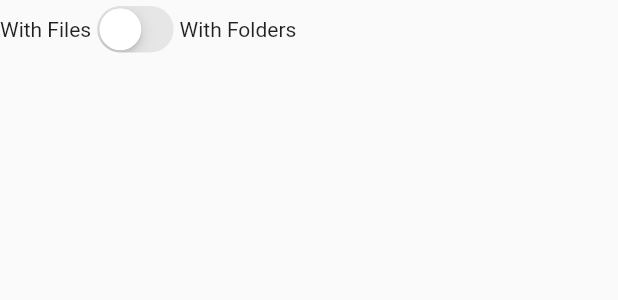
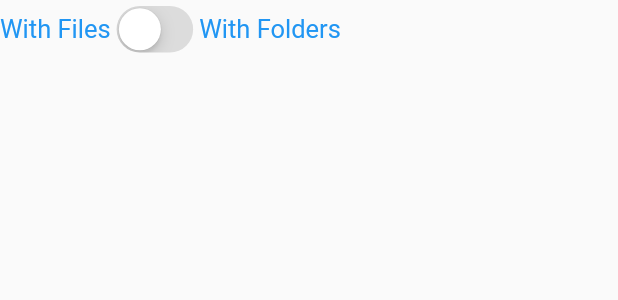
Before and after one commit to blueberry13-8/innostudy, a Flutter app: the FolderTypeSwitch widget shown alone on an empty page, opened directly, on a phone screen of 412 x 824 dp. Shown: the top 300 px of the screen. Run offline on Flutter 3.47's test engine with Material 2 defaults, Android fonts, the phone set to English and light mode, and no system bars; our stand-ins replace cloud_firestore, easy_dynamic_theme, file_picker, firebase_auth, firebase_core, firebase_crashlytics and 3 more; missing offline and left inert: textfield_search, universal_html; accounts and stored records are empty; network calls fail.

Commit message:
Fixed switch

```diff
--- a/lib/widgets/switch.dart
+++ b/lib/widgets/switch.dart
@@ -1,4 +1,5 @@
 import 'package:flutter/cupertino.dart';
+import 'package:flutter/material.dart';
 
 class FolderTypeSwitch extends StatefulWidget {
   const FolderTypeSwitch({Key? key, required this.callback}) : super(key: key);
@@ -16,16 +17,29 @@ class _FolderTypeSwitchState extends State<FolderTypeSwitch> {
   Widget build(BuildContext context) {
     return Row(
       children: [
-        const Text('With Files'),
+        Text(
+          'With Files',
+          style: TextStyle(
+            color: Theme.of(context).primaryColor,
+            fontSize: 17,
+          ),
+        ),
         CupertinoSwitch(
-            value: withFolder,
-            onChanged: (value) {
-              withFolder = !withFolder;
-              //debugPrint(withFolder.toString());
-              setState(() {});
-              widget.callback(withFolder);
-            }),
-        const Text('With Folders'),
+          trackColor: Theme.of(context).focusColor,
+          value: withFolder,
+          onChanged: (value) {
+            withFolder = !withFolder;
+            setState(() {});
+            widget.callback(withFolder);
+          },
+        ),
+        Text(
+          'With Folders',
+          style: TextStyle(
+            color: Theme.of(context).primaryColor,
+            fontSize: 17,
+          ),
+        ),
       ],
     );
   }
```
Also changed, not shown: lib/widgets/pop_up_add_object.dart (+28 -17 lines).
